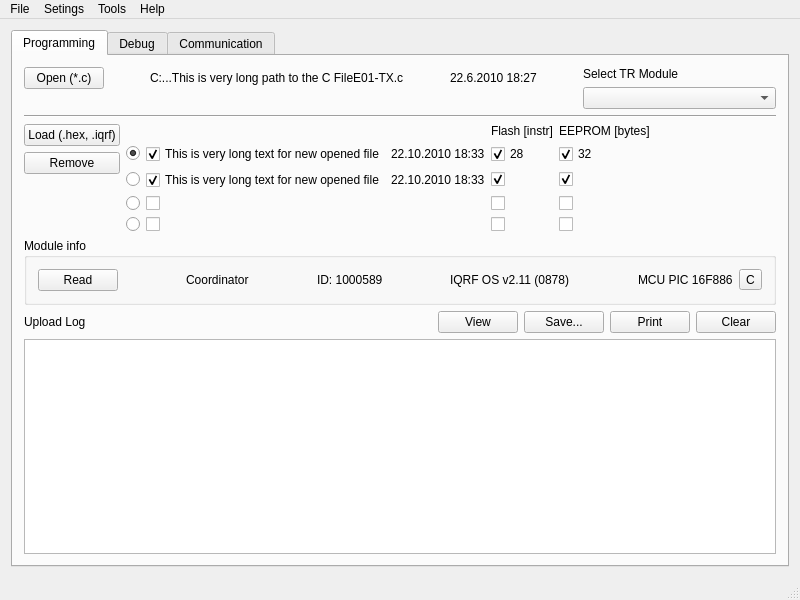
Before: the Qt Designer form IDE/iqrf_ide/mainwindow.ui in nandra/IDE, drawn with Qt 5.
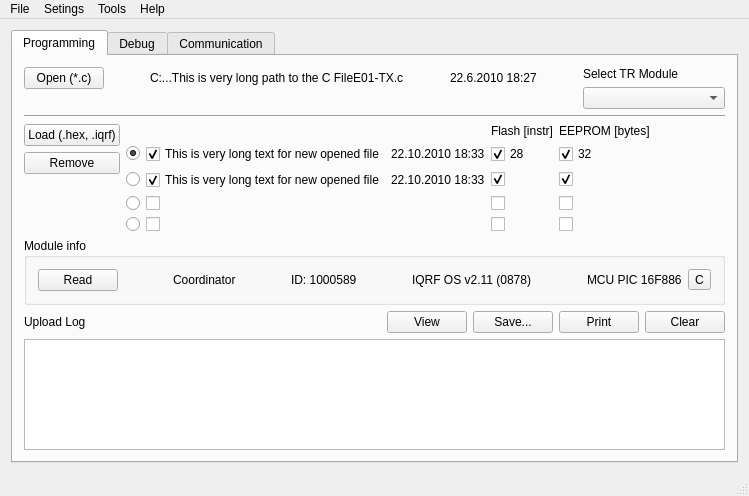
After: the same form once the commit is applied. Icons and pictures are not drawn.

Commit message: Adjust size to fix original.

```diff
--- a/IDE/iqrf_ide/mainwindow.ui
+++ b/IDE/iqrf_ide/mainwindow.ui
@@ -6,8 +6,8 @@
    <rect>
     <x>0</x>
     <y>0</y>
-    <width>800</width>
-    <height>600</height>
+    <width>712</width>
+    <height>496</height>
    </rect>
   </property>
   <property name="sizePolicy">
@@ -878,7 +878,7 @@
     <rect>
      <x>0</x>
      <y>0</y>
-     <width>800</width>
+     <width>712</width>
      <height>20</height>
     </rect>
    </property>
```
The commit also changes 1 other file.
